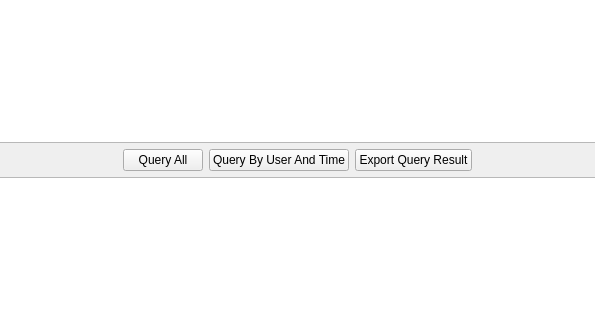
Above: src/ui/EditorSwcNode.ui from kiraYuukiAsuna/SwcDbmsQtClient before the change; both pictures show x 335 to 930 and y 240 to 560 of the 1200 by 800 pixel window. Below: the same form after it.
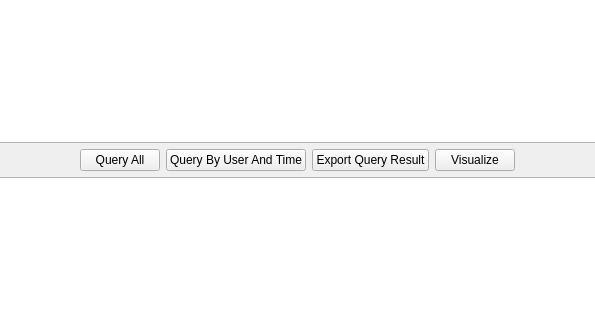
That is the form after the change.

The edit to the form file:
```diff
--- a/src/ui/EditorSwcNode.ui
+++ b/src/ui/EditorSwcNode.ui
@@ -134,6 +134,13 @@
              </property>
             </widget>
            </item>
+           <item>
+            <widget class="QPushButton" name="VisualizeBtn">
+             <property name="text">
+              <string>Visualize</string>
+             </property>
+            </widget>
+           </item>
            <item>
             <spacer name="horizontalSpacer_2">
              <property name="orientation">
```
